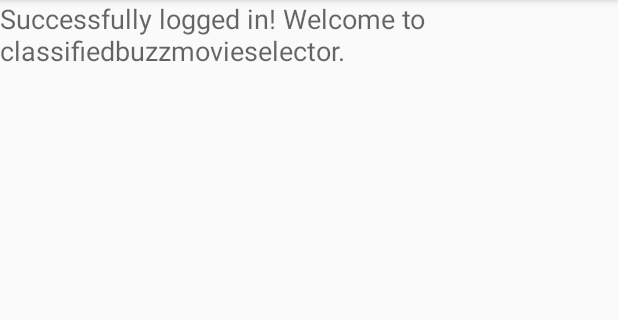
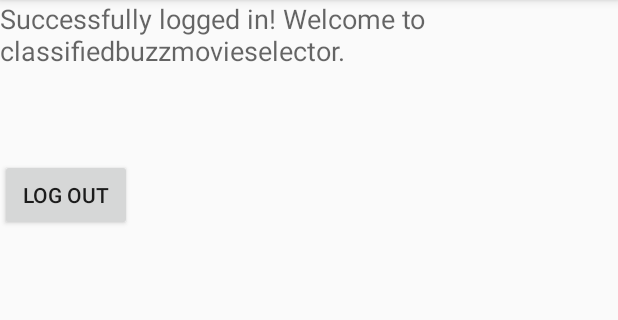
Before and after one commit to agiddings/classifiedbuzzmovieselector, an Android app: the PostLoginActivity screen opened directly, with no data from a screen before it, on a phone screen of 412 x 824 dp, the part 84-404 px from its top. Run offline under Robolectric (Android 15) with nearby library versions, the phone set to English and light mode, and no system bars.

Commit message:
logout button redirects to login page

```diff
--- a/app/src/main/res/layout/activity_post_login.xml
+++ b/app/src/main/res/layout/activity_post_login.xml
@@ -13,4 +13,12 @@
         android:layout_gravity="center_horizontal"
         android:layout_weight="0.09"
         android:textStyle="normal" />
+
+    <Button
+        android:layout_width="wrap_content"
+        android:layout_height="wrap_content"
+        android:text="Log Out"
+        android:id="@+id/button"
+        android:onClick="onLogoutButtonClicked" />
+
 </LinearLayout>
```
Also changed, not shown: app/src/main/java/classified/classifiedbuzzmovieselector/controllers/PostLoginActivity.java (+7 -0 lines).
